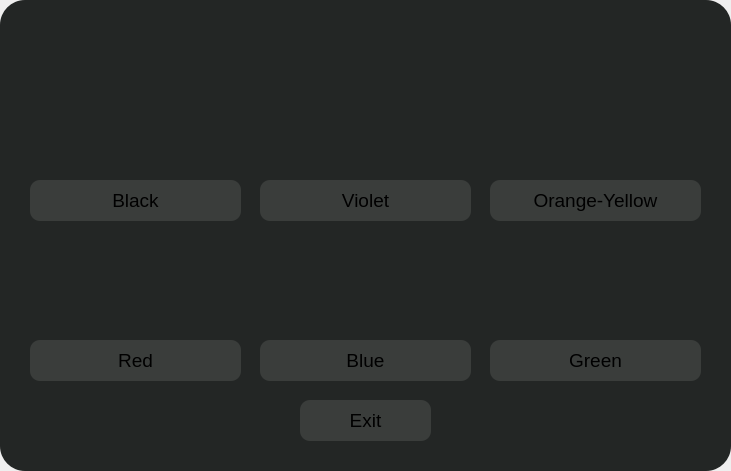
Above: AutoDrawer v2/AutoDrawer/downloadthemes.ui from AlexDalas/autodrawer before the change. Below: the same form after it.
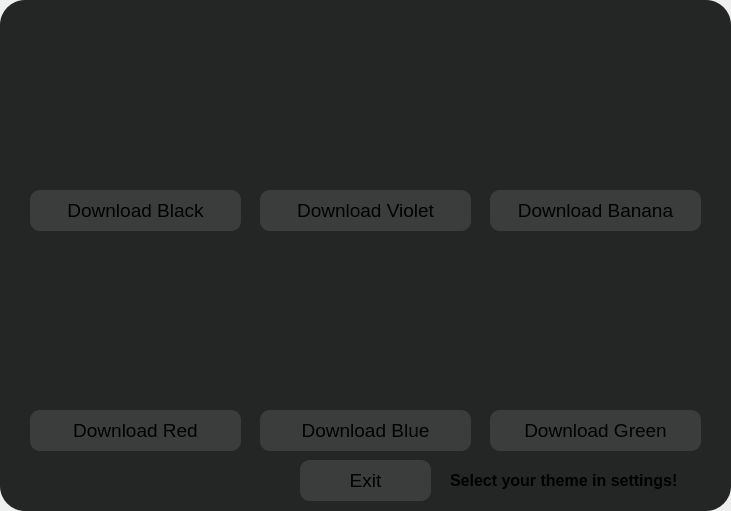
That is the form after the change. Icons and pictures are not drawn.

Commit message: Polished up themes, added pattern, started on CustomWindow and ThemeEditor

```diff
--- a/AutoDrawer v2/AutoDrawer/downloadthemes.ui
+++ b/AutoDrawer v2/AutoDrawer/downloadthemes.ui
@@ -7,7 +7,7 @@
     <x>0</x>
     <y>0</y>
     <width>731</width>
-    <height>471</height>
+    <height>511</height>
    </rect>
   </property>
   <property name="windowTitle">
@@ -20,7 +20,7 @@
       <x>0</x>
       <y>0</y>
       <width>731</width>
-      <height>471</height>
+      <height>511</height>
      </rect>
     </property>
     <property name="styleSheet">
@@ -37,7 +37,7 @@
      <property name="geometry">
       <rect>
        <x>30</x>
-       <y>180</y>
+       <y>190</y>
        <width>211</width>
        <height>41</height>
       </rect>
@@ -60,14 +60,14 @@
         }</string>
      </property>
      <property name="text">
-      <string>Black</string>
+      <string>Download Black</string>
      </property>
     </widget>
     <widget class="QPushButton" name="Violet">
      <property name="geometry">
       <rect>
        <x>260</x>
-       <y>180</y>
+       <y>190</y>
        <width>211</width>
        <height>41</height>
       </rect>
@@ -90,14 +90,14 @@
         }</string>
      </property>
      <property name="text">
-      <string>Violet</string>
+      <string>Download Violet</string>
      </property>
     </widget>
     <widget class="QPushButton" name="OrangeYellow">
      <property name="geometry">
       <rect>
        <x>490</x>
-       <y>180</y>
+       <y>190</y>
        <width>211</width>
        <height>41</height>
       </rect>
@@ -120,14 +120,14 @@
         }</string>
      </property>
      <property name="text">
-      <string>Orange-Yellow</string>
+      <string>Download Banana</string>
      </property>
     </widget>
     <widget class="QPushButton" name="Green">
      <property name="geometry">
       <rect>
        <x>490</x>
-       <y>340</y>
+       <y>410</y>
        <width>211</width>
        <height>41</height>
       </rect>
@@ -150,14 +150,14 @@
         }</string>
      </property>
      <property name="text">
-      <string>Green</string>
+      <string>Download Green</string>
      </property>
     </widget>
     <widget class="QPushButton" name="Red">
      <property name="geometry">
       <rect>
        <x>30</x>
-       <y>340</y>
+       <y>410</y>
        <width>211</width>
        <height>41</height>
       </rect>
@@ -180,14 +180,14 @@
         }</string>
      </property>
      <property name="text">
-      <string>Red</string>
+      <string>Download Red</string>
      </property>
     </widget>
     <widget class="QPushButton" name="Blue">
      <property name="geometry">
       <rect>
        <x>260</x>
-       <y>340</y>
+       <y>410</y>
        <width>211</width>
        <height>41</height>
       </rect>
@@ -210,14 +210,14 @@
         }</string>
      </property>
      <property name="text">
-      <string>Blue</string>
+      <string>Download Blue</string>
      </property>
     </widget>
     <widget class="QPushButton" name="Blue_2">
      <property name="geometry">
       <rect>
        <x>300</x>
-       <y>400</y>
+       <y>460</y>
        <width>131</width>
        <height>41</height>
       </rect>
@@ -243,6 +243,142 @@
       <string>Exit</string>
      </property>
     </widget>
+    <widget class="QLabel" name="label">
+     <property name="geometry">
+      <rect>
+       <x>25</x>
+       <y>240</y>
+       <width>222</width>
+       <height>157</height>
+      </rect>
+     </property>
+     <property name="text">
+      <string/>
+     </property>
+     <property name="pixmap">
+      <pixmap resource="resources.qrc">:/images/images/red.png</pixmap>
+     </property>
+     <property name="scaledContents">
+      <bool>true</bool>
+     </property>
+    </widget>
+    <widget class="QLabel" name="label_2">
+     <property name="geometry">
+      <rect>
+       <x>255</x>
+       <y>240</y>
+       <width>222</width>
+       <height>157</height>
+      </rect>
+     </property>
+     <property name="text">
+      <string/>
+     </property>
+     <property name="pixmap">
+      <pixmap resource="resources.qrc">:/images/images/blue.png</pixmap>
+     </property>
+     <property name="scaledContents">
+      <bool>true</bool>
+     </property>
+    </widget>
+    <widget class="QLabel" name="label_3">
+     <property name="geometry">
+      <rect>
+       <x>485</x>
+       <y>240</y>
+       <width>222</width>
+       <height>157</height>
+      </rect>
+     </property>
+     <property name="text">
+      <string/>
+     </property>
+     <property name="pixmap">
+      <pixmap resource="resources.qrc">:/images/images/green.png</pixmap>
+     </property>
+     <property name="scaledContents">
+      <bool>true</bool>
+     </property>
+    </widget>
+    <widget class="QLabel" name="label_4">
+     <property name="geometry">
+      <rect>
+       <x>255</x>
+       <y>20</y>
+       <width>222</width>
+       <height>157</height>
+      </rect>
+     </property>
+     <property name="text">
+      <string/>
+     </property>
+     <property name="pixmap">
+      <pixmap resource="resources.qrc">:/images/violet</pixmap>
+     </property>
+     <property name="scaledContents">
+      <bool>true</bool>
+     </property>
+    </widget>
+    <widget class="QLabel" name="label_5">
+     <property name="geometry">
+      <rect>
+       <x>485</x>
+       <y>20</y>
+       <width>222</width>
+       <height>157</height>
+      </rect>
+     </property>
+     <property name="text">
+      <string/>
+     </property>
+     <property name="pixmap">
+      <pixmap resource="resources.qrc">:/images/images/yellow.png</pixmap>
+     </property>
+     <property name="scaledContents">
+      <bool>true</bool>
+     </property>
+    </widget>
+    <widget class="QLabel" name="label_6">
+     <property name="geometry">
+      <rect>
+       <x>25</x>
+       <y>20</y>
+       <width>222</width>
+       <height>157</height>
+      </rect>
+     </property>
+     <property name="text">
+      <string/>
+     </property>
+     <property name="pixmap">
+      <pixmap resource="resources.qrc">:/images/images/black.png</pixmap>
+     </property>
+     <property name="scaledContents">
+      <bool>true</bool>
+     </property>
+    </widget>
+    <widget class="QLabel" name="Text">
+     <property name="geometry">
+      <rect>
+       <x>450</x>
+       <y>465</y>
+       <width>281</width>
+       <height>31</height>
+      </rect>
+     </property>
+     <property name="font">
+      <font>
+       <pointsize>12</pointsize>
+       <bold>true</bold>
+      </font>
+     </property>
+     <property name="styleSheet">
+      <string notr="true">background: transparent;</string>
+     </property>
+     <property name="text">
+      <string>Select your theme in settings!</string>
+     </property>
+    </widget>
    </widget>
   </widget>
  </widget>
```
Left out of the diff: 6 changed lines with no effect on the pictures. The commit also changes 37 other files.
